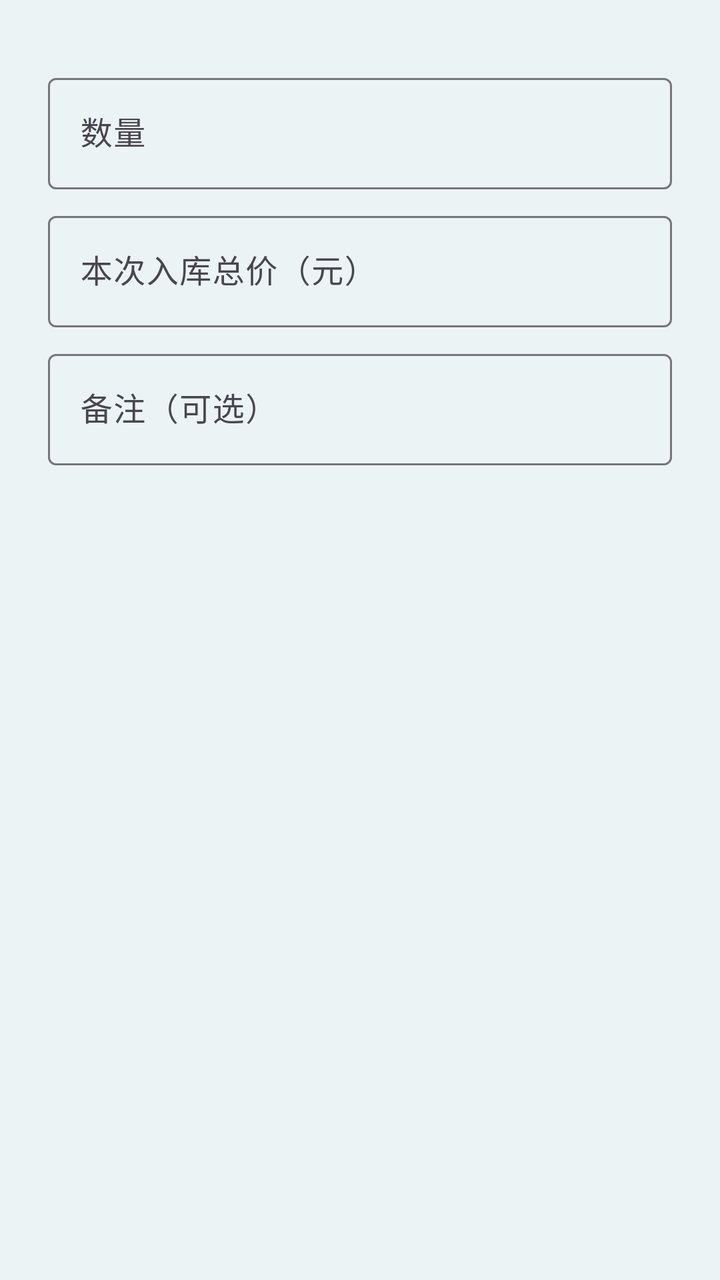
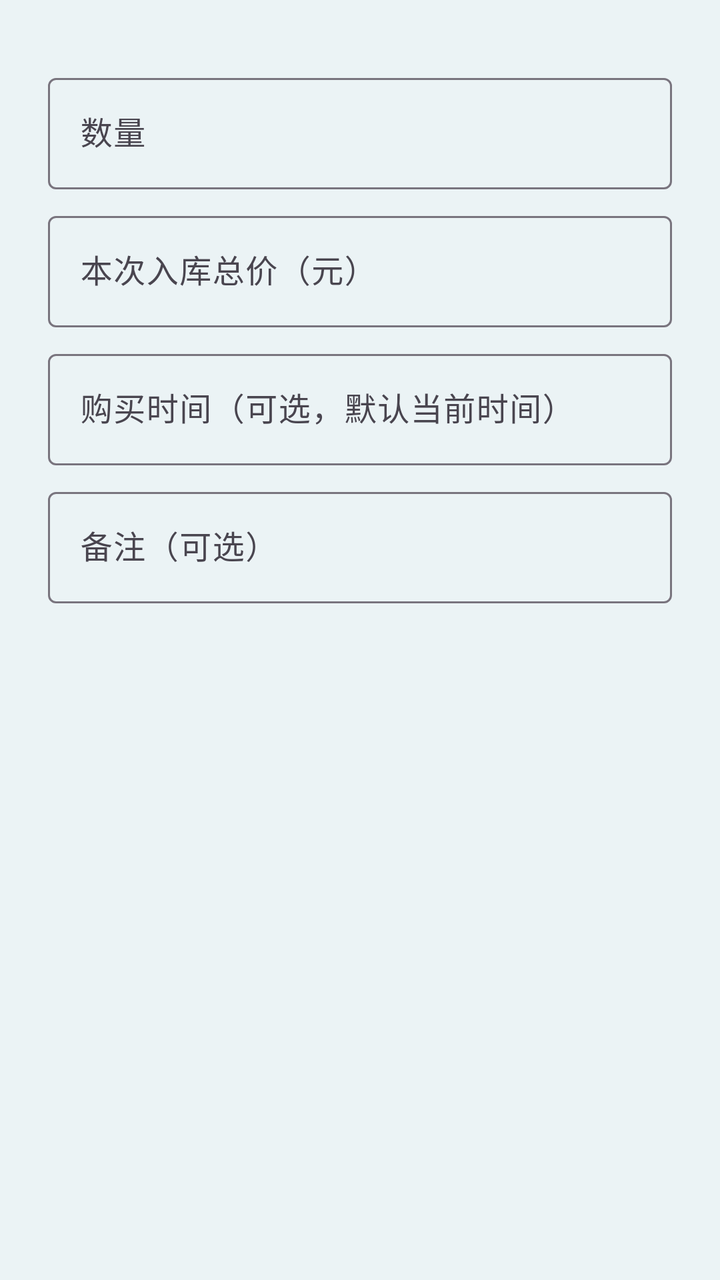

Compare the two renders of this Android layout. The source of the first and the diff that turns it into the second are given below.
<!-- AndroidManifest.xml: application theme Theme.StockManagementSystem -->
<!-- res/layout/dialog_stock_op.xml -->
<?xml version="1.0" encoding="utf-8"?>
<LinearLayout xmlns:android="http://schemas.android.com/apk/res/android"
    android:layout_width="match_parent"
    android:layout_height="wrap_content"
    android:orientation="vertical"
    android:paddingHorizontal="24dp"
    android:paddingTop="8dp">

    <TextView
        android:id="@+id/textCurrent"
        android:layout_width="wrap_content"
        android:layout_height="wrap_content"
        android:textColor="@color/text_secondary"
        android:textSize="13sp" />

    <com.google.android.material.textfield.TextInputLayout
        android:id="@+id/layoutQty"
        android:layout_width="match_parent"
        android:layout_height="wrap_content"
        android:layout_marginTop="8dp"
        android:hint="@string/stock_qty_hint">

        <com.google.android.material.textfield.TextInputEditText
            android:id="@+id/inputQty"
            android:layout_width="match_parent"
            android:layout_height="wrap_content"
            android:inputType="numberDecimal|numberSigned" />
    </com.google.android.material.textfield.TextInputLayout>

    <com.google.android.material.textfield.TextInputLayout
        android:id="@+id/layoutPrice"
        android:layout_width="match_parent"
        android:layout_height="wrap_content"
        android:layout_marginTop="8dp"
        android:hint="@string/stock_price_hint">

        <com.google.android.material.textfield.TextInputEditText
            android:id="@+id/inputPrice"
            android:layout_width="match_parent"
            android:layout_height="wrap_content"
            android:inputType="numberDecimal" />
    </com.google.android.material.textfield.TextInputLayout>

    <com.google.android.material.textfield.TextInputLayout
        android:id="@+id/layoutNote"
        android:layout_width="match_parent"
        android:layout_height="wrap_content"
        android:layout_marginTop="8dp"
        android:hint="@string/stock_note_hint">

        <com.google.android.material.textfield.TextInputEditText
            android:id="@+id/inputNote"
            android:layout_width="match_parent"
            android:layout_height="wrap_content"
            android:inputType="text" />
    </com.google.android.material.textfield.TextInputLayout>
</LinearLayout>
<!-- resources referenced by this layout -->
<resources>
  <color name="text_secondary">#757575</color>
  <string name="stock_note_hint">备注（可选）</string>
  <string name="stock_price_hint">本次入库总价（元）</string>
  <string name="stock_qty_hint">数量</string>
  <style name="Theme.StockManagementSystem" parent="Base.Theme.StockManagementSystem" />
  <style name="Base.Theme.StockManagementSystem" parent="Theme.Material3.DayNight.NoActionBar">
          <item name="colorPrimary">@color/primary</item>
          <item name="colorPrimaryVariant">@color/primary_dark</item>
          <item name="colorSecondary">@color/accent</item>
          <item name="android:windowBackground">@color/app_bg</item>
      </style>
  <color name="primary">#1565C0</color>
  <color name="primary_dark">#0D47A1</color>
  <color name="accent">#00897B</color>
  <color name="app_bg">#EBF3F5</color>
</resources>

<!-- the commit's change to res/layout/dialog_stock_op.xml (unified diff, before → after) -->
@@ -42,6 +42,23 @@
     </com.google.android.material.textfield.TextInputLayout>
 
     <com.google.android.material.textfield.TextInputLayout
+        android:id="@+id/layoutTime"
+        android:layout_width="match_parent"
+        android:layout_height="wrap_content"
+        android:layout_marginTop="8dp"
+        android:hint="@string/stock_time_hint">
+
+        <com.google.android.material.textfield.TextInputEditText
+            android:id="@+id/inputTime"
+            android:layout_width="match_parent"
+            android:layout_height="wrap_content"
+            android:clickable="true"
+            android:cursorVisible="false"
+            android:focusable="false"
+            android:inputType="none" />
+    </com.google.android.material.textfield.TextInputLayout>
+
+    <com.google.android.material.textfield.TextInputLayout
         android:id="@+id/layoutNote"
         android:layout_width="match_parent"
         android:layout_height="wrap_content"
<!-- resource entries referenced after the edit -->
@@ -4,6 +4,7 @@
   <string name="stock_note_hint">备注（可选）</string>
   <string name="stock_price_hint">本次入库总价（元）</string>
   <string name="stock_qty_hint">数量</string>
+  <string name="stock_time_hint">购买时间（可选，默认当前时间）</string>
   <style name="Theme.StockManagementSystem" parent="Base.Theme.StockManagementSystem" />
   <style name="Base.Theme.StockManagementSystem" parent="Theme.Material3.DayNight.NoActionBar">
           <item name="colorPrimary">@color/primary</item>
